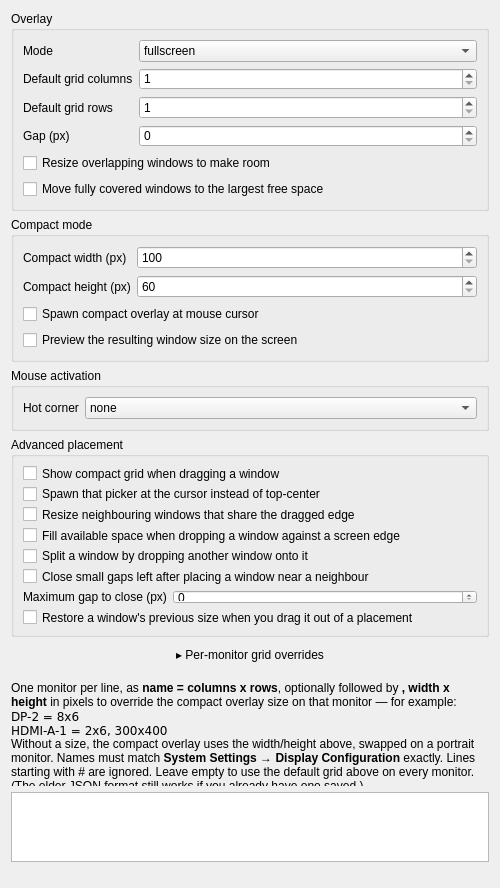
Qt form kwinscript/contents/ui/config.ui (Ivan-Malinovski/vibetiles) before a commit.
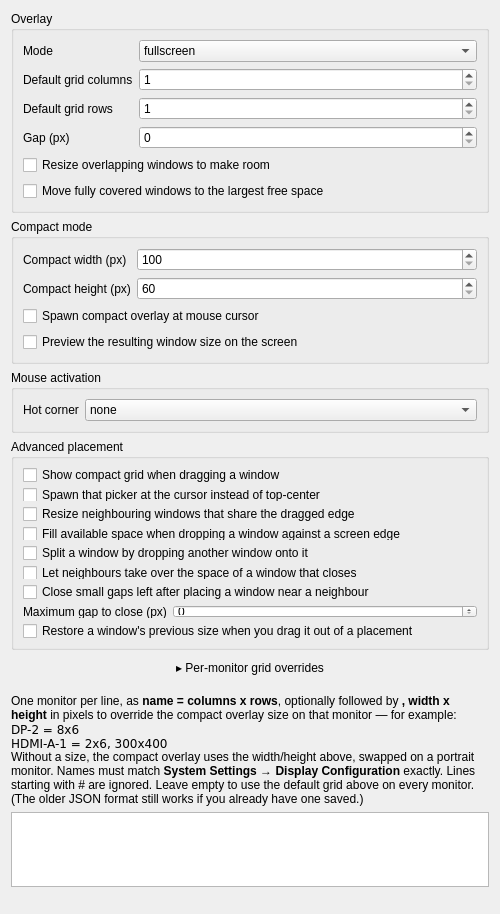
The same form after that commit.

Commit message:
Give a closed window's space to its neighbours (opt-in fillOnClose)
When a window closes, the neighbours that line up against one of its
sides and together cover it grow into the space it leaves. A dropped
window's own undo still takes priority.

Claude-Session: https://claude.ai/code/session_01CVa9kx23RdgceMEw5Uf6kw

```diff
--- a/kwinscript/contents/ui/config.ui
+++ b/kwinscript/contents/ui/config.ui
@@ -259,6 +259,16 @@
        </widget>
       </item>
       <item row="5" column="0" colspan="2">
+       <widget class="QCheckBox" name="kcfg_fillOnClose">
+        <property name="text">
+         <string>Let neighbours take over the space of a window that closes</string>
+        </property>
+        <property name="toolTip">
+         <string>When a window closes, the windows lined up flush against one of its sides, together covering that whole side, grow into the space it leaves. If several sides qualify, the side with the fewest windows wins, so in a plain two-window split the other window simply fills the gap. Nothing happens if growing would cover some other window.</string>
+        </property>
+       </widget>
+      </item>
+      <item row="6" column="0" colspan="2">
        <widget class="QCheckBox" name="kcfg_snapGaps">
         <property name="text">
          <string>Close small gaps left after placing a window near a neighbour</string>
@@ -268,14 +278,14 @@
         </property>
        </widget>
       </item>
-      <item row="6" column="0">
+      <item row="7" column="0">
        <widget class="QLabel" name="label_snapGapMax">
         <property name="text">
          <string>Maximum gap to close (px)</string>
         </property>
        </widget>
       </item>
-      <item row="6" column="1">
+      <item row="7" column="1">
        <widget class="QSpinBox" name="kcfg_snapGapMax">
         <property name="minimum">
          <number>0</number>
@@ -285,7 +295,7 @@
         </property>
        </widget>
       </item>
-      <item row="7" column="0" colspan="2">
+      <item row="8" column="0" colspan="2">
        <widget class="QCheckBox" name="kcfg_restoreSizeOnDrag">
         <property name="text">
          <string>Restore a window's previous size when you drag it out of a placement</string>
```
The commit also changes 4 other files.
